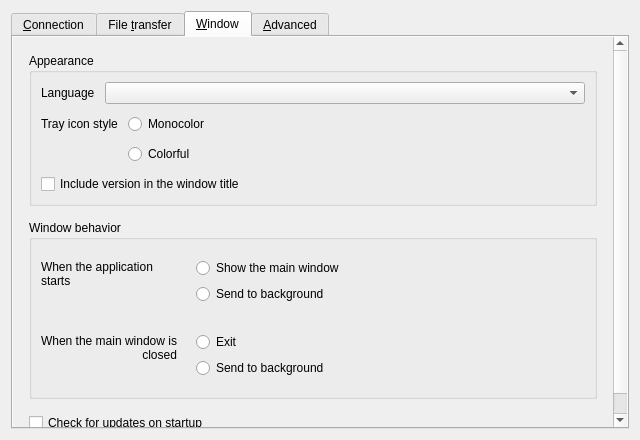
Before: the Qt Designer form src/lib/gui/dialogs/SettingsDialog.ui in EugeneEvan/deskflow-filecopy, drawn with Qt 5.
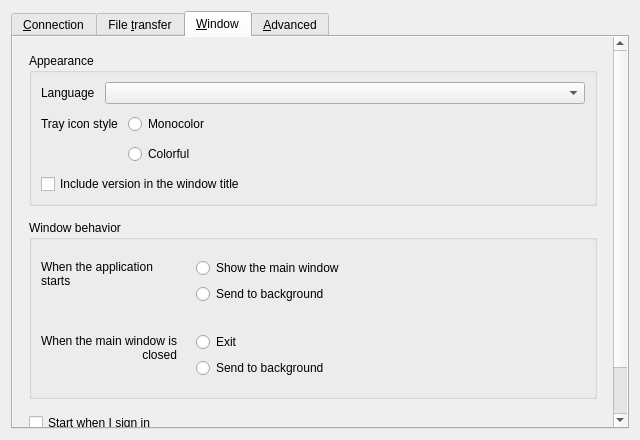
After: the same form once the commit is applied. The open tabs and pages were chosen to show the change. Icons and pictures are not drawn.

Patch:
```diff
--- a/src/lib/gui/dialogs/SettingsDialog.ui
+++ b/src/lib/gui/dialogs/SettingsDialog.ui
@@ -692,6 +692,13 @@
              </layout>
             </widget>
            </item>
+           <item>
+            <widget class="QCheckBox" name="cbStartAtLogin">
+             <property name="text">
+              <string>Start when I sign in</string>
+             </property>
+            </widget>
+           </item>
            <item>
             <widget class="QCheckBox" name="cbAutoUpdate">
              <property name="text">
```
